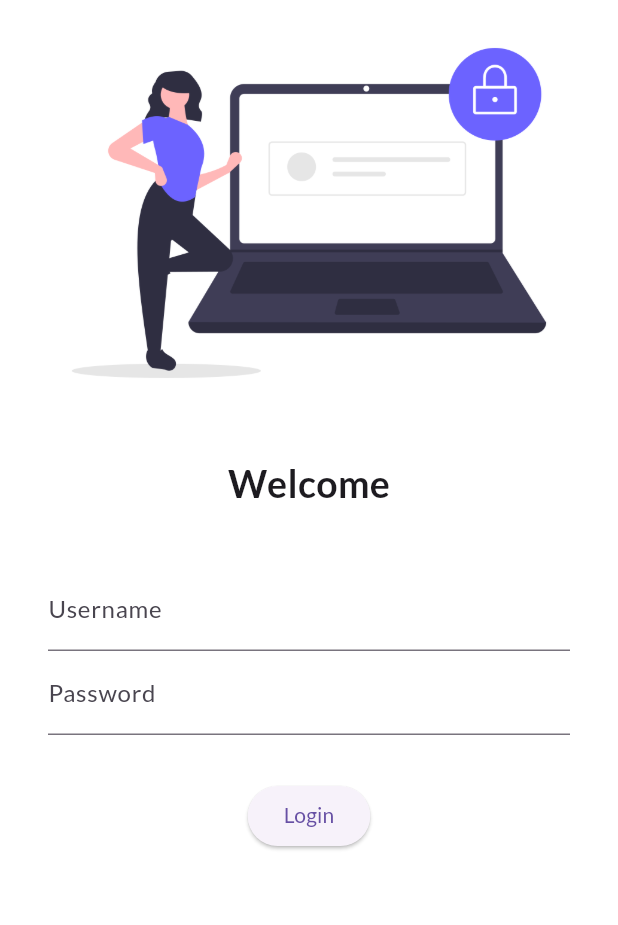
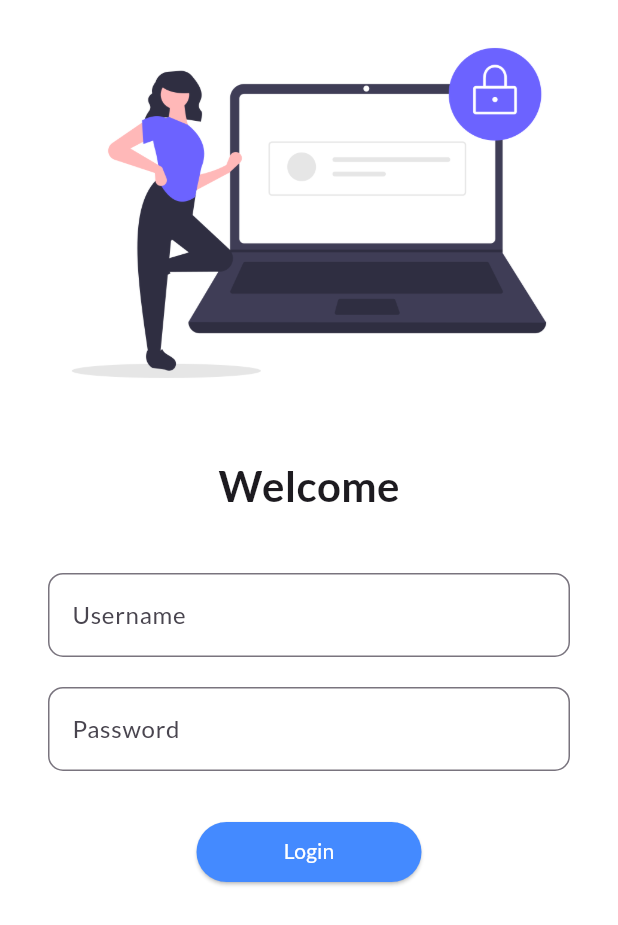
Before and after one commit to samichandio/30daysofflutter, a Flutter app: the screen it shows after launch, on a phone screen of 412 x 824 dp. Shown: the top 925 px of the screen. Run offline on Flutter 3.47's test engine with Material 3 defaults, Android fonts, the phone set to English and light mode, and no system bars; our stand-ins replace google_fonts.

Commit message:
day5 completed

```diff
--- a/lib/main.dart
+++ b/lib/main.dart
@@ -1,5 +1,6 @@
 import 'package:codewitht/pages/home_page.dart';
 import 'package:codewitht/pages/login_page.dart';
+import 'package:codewitht/utiles/routes.dart';
 import 'package:flutter/material.dart';
 import 'package:google_fonts/google_fonts.dart';
 
@@ -20,7 +21,8 @@ class MyApp extends StatelessWidget {
       darkTheme: ThemeData(brightness: Brightness.dark),
       routes: {
         "/": (context) => LoginPage(),
-        "/Home": (context) => Homepage(),
+        MyRoutes.homeRoute: (context) => Homepage(),
+        MyRoutes.loginRoute: (context) => LoginPage()
       },
     );
   }
--- a/lib/pages/login_page.dart
+++ b/lib/pages/login_page.dart
@@ -1,3 +1,4 @@
+import 'package:codewitht/utiles/routes.dart';
 import 'package:flutter/material.dart';
 
 class LoginPage extends StatelessWidget {
@@ -6,7 +7,8 @@ class LoginPage extends StatelessWidget {
   @override
   Widget build(BuildContext context) {
     return Material(
-        color: Colors.white,
+        color: const Color.fromRGBO(255, 255, 255, 1),
+        child: SingleChildScrollView(
           child: Column(
             children: [
               Image.asset(
@@ -18,7 +20,7 @@ class LoginPage extends StatelessWidget {
               ),
               const Text(
                 "Welcome",
-              style: TextStyle(fontSize: 25.0, fontWeight: FontWeight.bold),
+                style: TextStyle(fontSize: 28.0, fontWeight: FontWeight.bold),
               ),
               const SizedBox(
                 height: 20.0,
@@ -29,27 +31,42 @@ class LoginPage extends StatelessWidget {
                   children: [
                     TextFormField(
                       decoration: InputDecoration(
-                        hintText: " Enter Username", labelText: "Username"),
+                          border: OutlineInputBorder(
+                              borderRadius: BorderRadius.circular(10)),
+                          hintText: " Enter Username",
+                          labelText: "Username"),
+                    ),
+                    SizedBox(
+                      height: 20.0,
                     ),
                     TextFormField(
                       obscureText: true,
                       decoration: InputDecoration(
-                        hintText: "Enter Password", labelText: "Password"),
+                          border: OutlineInputBorder(
+                              borderRadius: BorderRadius.circular(10)),
+                          hintText: "Enter Password",
+                          labelText: "Password"),
                     ),
                     SizedBox(
                       height: 30.0,
                     ),
                     ElevatedButton(
                       onPressed: () {
-                      print("HI COde pur");
+                        Navigator.pushNamed(context, MyRoutes.homeRoute);
                       },
-                    child: Text("Login"),
-                    style: TextButton.styleFrom(),
+                      child: Text(
+                        "Login",
+                        style: TextStyle(color: Colors.white),
+                      ),
+                      style: TextButton.styleFrom(
+                          backgroundColor: Colors.blueAccent,
+                          minimumSize: Size(150, 40)),
                     ),
                   ],
                 ),
               )
             ],
+          ),
         ));
   }
 }
--- /dev/null
+++ b/lib/utiles/routes.dart
@@ -0,0 +1,4 @@
+class MyRoutes {
+  static String loginRoute = "/login";
+  static String homeRoute = "/home";
+}
```
Lines whose indentation alone changed are shown as unchanged.
